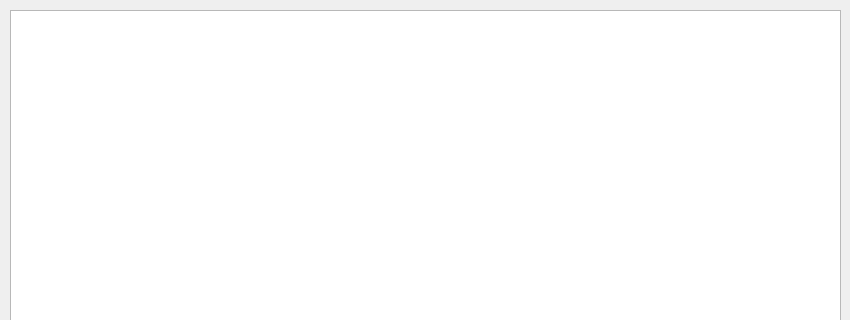
The window that widget.ui (SnakeManPMC/elite-Elite_EDDB) describes before a commit, drawn with Qt 5; both pictures show x 0 to 850 and y 0 to 320 of the 850 by 561 pixel window.
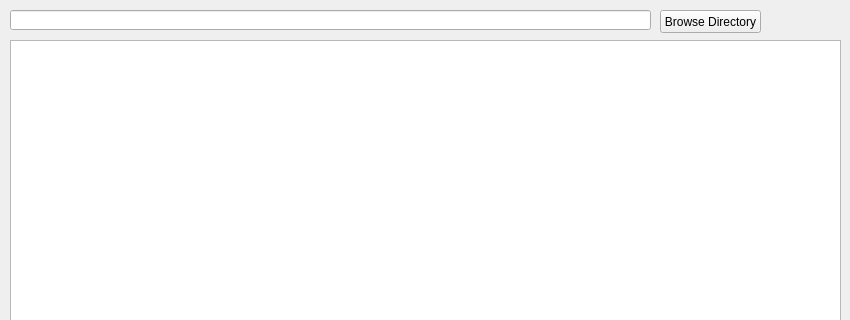
The same window after the commit.

Commit message: Browse dialog added

```diff
--- a/widget.ui
+++ b/widget.ui
@@ -17,9 +17,32 @@
    <property name="geometry">
     <rect>
      <x>10</x>
-     <y>10</y>
+     <y>40</y>
      <width>831</width>
-     <height>541</height>
+     <height>511</height>
+    </rect>
+   </property>
+  </widget>
+  <widget class="QPushButton" name="browseEDDBDir">
+   <property name="geometry">
+    <rect>
+     <x>660</x>
+     <y>10</y>
+     <width>101</width>
+     <height>23</height>
+    </rect>
+   </property>
+   <property name="text">
+    <string>Browse Directory</string>
+   </property>
+  </widget>
+  <widget class="QLineEdit" name="eddbDir">
+   <property name="geometry">
+    <rect>
+     <x>10</x>
+     <y>10</y>
+     <width>641</width>
+     <height>20</height>
     </rect>
    </property>
   </widget>
```
The commit also changes 2 other files.
